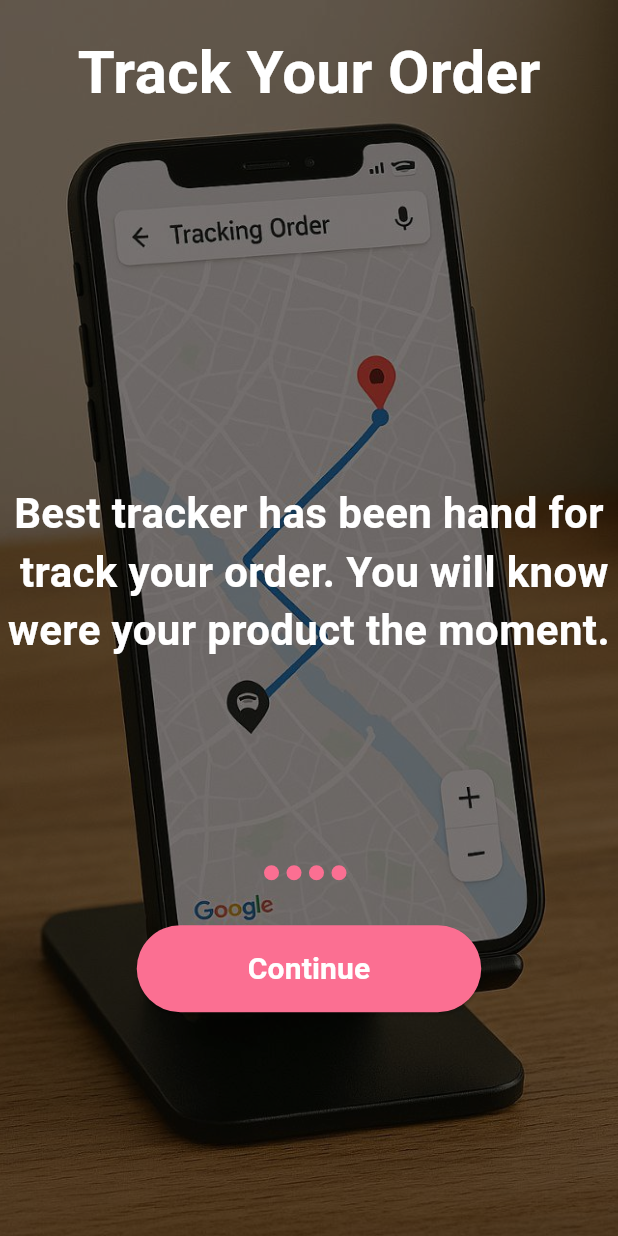
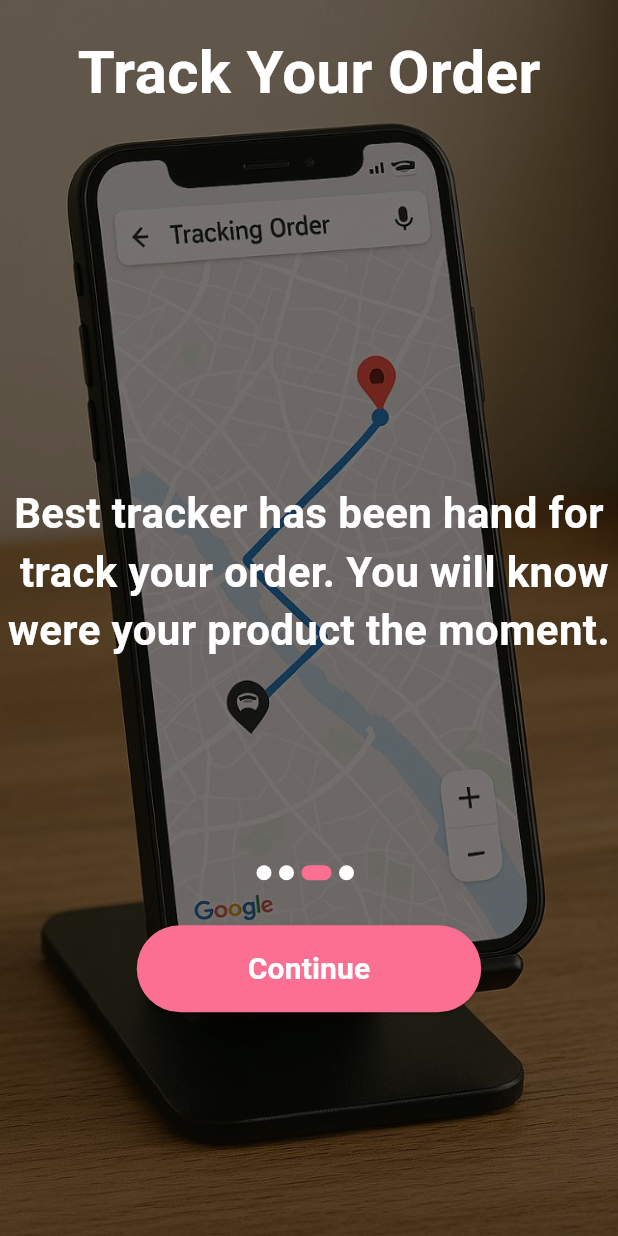
Before and after one commit to mahmoudashraf01/trendy_shop, a Flutter app: the screen it shows after launch, swiped to page 3, on a phone screen of 412 x 824 dp. Run offline on Flutter 3.47's test engine with Material 3 defaults, Android fonts, the phone set to English and light mode, and no system bars; our stand-ins replace get.

Commit message:
adding onboarding controller to control noboarding page builder

```diff
--- a/lib/controllers/on_boarding_controller.dart
+++ b/lib/controllers/on_boarding_controller.dart
@@ -1,4 +1,7 @@
-import 'package:get/get_state_manager/src/simple/get_controllers.dart';
+import 'package:flutter/widgets.dart';
+import 'package:get/get.dart';
+import 'package:trendy_shop/core/constants/app_routers.dart';
+import 'package:trendy_shop/data/data_source/static/static.dart';
 
 abstract class OnBoardingController extends GetxController {
   next();
@@ -6,9 +9,33 @@ abstract class OnBoardingController extends GetxController {
 }
 
 class OnBoardingControllerImp extends OnBoardingController {
+  int currPage = 0;
+
+  late PageController pageController;
   @override
-  next() {}
+  next() {
+    currPage++;
+    if (currPage > onBoardingList.length - 1) {
+      Get.offAllNamed(AppRouters.login);
+    }
+    else{
+      pageController.animateToPage(
+      currPage,
+      duration: const Duration(milliseconds: 700),
+      curve: Curves.easeInOut,
+    );
+    }
+  }
 
   @override
-  onPageChanged(int index) {}
+  onPageChanged(int index) {
+    currPage = index;
+    update();
+  }
+
+  @override
+  void onInit() {
+    pageController = PageController();
+    super.onInit();
+  }
 }
--- /dev/null
+++ b/lib/core/constants/app_routers.dart
@@ -0,0 +1,3 @@
+class AppRouters{
+  static const String login = "/login";
+}
--- a/lib/main.dart
+++ b/lib/main.dart
@@ -1,4 +1,6 @@
 import 'package:flutter/material.dart';
+import 'package:get/get_navigation/src/root/get_material_app.dart';
+import 'package:trendy_shop/routes.dart';
 import 'package:trendy_shop/view/screens/choose_product_on_boarding_screen.dart';
 
 void main() {
@@ -11,10 +13,11 @@ class MyApp extends StatelessWidget {
   // This widget is the root of your application.
   @override
   Widget build(BuildContext context) {
-    return MaterialApp(
+    return GetMaterialApp(
       debugShowCheckedModeBanner: false,
       title: 'Trendy Shop App',
       home: const PageBuilderOnBoardingScreen(),
+      routes: routes,
     );
   }
 }
--- a/lib/view/screens/choose_product_on_boarding_screen.dart
+++ b/lib/view/screens/choose_product_on_boarding_screen.dart
@@ -1,4 +1,6 @@
 import 'package:flutter/material.dart';
+import 'package:get/get.dart';
+import 'package:trendy_shop/controllers/on_boarding_controller.dart';
 import 'package:trendy_shop/view/widgets/on_boarding/on_boarding_body.dart';
 
 class PageBuilderOnBoardingScreen extends StatelessWidget {
@@ -6,6 +8,7 @@ class PageBuilderOnBoardingScreen extends StatelessWidget {
 
   @override
   Widget build(BuildContext context) {
+    Get.put(OnBoardingControllerImp());
     return SafeArea(
       child: Scaffold(
         body: OnboardingBody(),
--- /dev/null
+++ b/lib/view/widgets/on_boarding/cutom_onboarding_button.dart
@@ -0,0 +1,30 @@
+import 'package:flutter/material.dart';
+import 'package:get/state_manager.dart';
+import 'package:trendy_shop/controllers/on_boarding_controller.dart';
+import 'package:trendy_shop/utils/styles/colors.dart';
+import 'package:trendy_shop/utils/styles/text.dart';
+
+class CustomOnboardingButton extends GetView<OnBoardingControllerImp> {
+  const CustomOnboardingButton({super.key});
+
+  @override
+  Widget build(BuildContext context) {
+    return ElevatedButton(
+      style: ButtonStyle(
+        backgroundColor: WidgetStatePropertyAll(AppColors.appBordersColor),
+      ),
+      onPressed: () {
+        controller.next();
+      },
+      child: Padding(
+        padding: const EdgeInsets.only(
+          top: 15,
+          bottom: 15,
+          left: 50,
+          right: 50,
+        ),
+        child: Text('Continue', style: title1Bold),
+      ),
+    );
+  }
+}
--- /dev/null
+++ b/lib/view/widgets/on_boarding/get_builder_controller.dart
@@ -0,0 +1,37 @@
+import 'package:flutter/material.dart';
+import 'package:get/get.dart';
+import 'package:trendy_shop/controllers/on_boarding_controller.dart';
+import 'package:trendy_shop/data/data_source/static/static.dart';
+import 'package:trendy_shop/utils/styles/colors.dart';
+
+class GetBuilderController extends StatelessWidget {
+  const GetBuilderController({super.key});
+
+  @override
+  Widget build(BuildContext context) {
+    return GetBuilder<OnBoardingControllerImp>(
+      builder: (controller) {
+        return Row(
+          mainAxisAlignment: MainAxisAlignment.center,
+          children: [
+            ...List.generate(onBoardingList.length, (index) {
+              return AnimatedContainer(
+                margin: const EdgeInsets.only(right: 5),
+                duration: const Duration(milliseconds: 900),
+                width: controller.currPage == index ? 20 : 10,
+                height: 10,
+                decoration: BoxDecoration(
+                  color:
+                      controller.currPage == index
+                          ? AppColors.appBordersColor
+                          : AppColors.white,
+                  borderRadius: BorderRadius.circular(10),
+                ),
+              );
+            }),
+          ],
+        );
+      },
+    );
+  }
+}
--- a/lib/view/widgets/on_boarding/on_boarding_body.dart
+++ b/lib/view/widgets/on_boarding/on_boarding_body.dart
@@ -1,63 +1,37 @@
 import 'package:flutter/material.dart';
+import 'package:get/get_state_manager/src/simple/get_view.dart';
+import 'package:trendy_shop/controllers/on_boarding_controller.dart';
 import 'package:trendy_shop/data/data_source/static/static.dart';
-import 'package:trendy_shop/utils/styles/colors.dart';
-import 'package:trendy_shop/utils/styles/text.dart';
 import 'package:trendy_shop/view/widgets/on_boarding/background_image.dart';
+import 'package:trendy_shop/view/widgets/on_boarding/cutom_onboarding_button.dart';
+import 'package:trendy_shop/view/widgets/on_boarding/get_builder_controller.dart';
 import 'package:trendy_shop/view/widgets/on_boarding/on_boarding_texts.dart';
 
-class OnboardingBody extends StatelessWidget {
+class OnboardingBody extends GetView<OnBoardingControllerImp> {
   const OnboardingBody({super.key});
 
   @override
   Widget build(BuildContext context) {
     return PageView.builder(
+      controller: controller.pageController,
+      onPageChanged: (value) {
+        controller.onPageChanged(value);
+      },
       itemCount: onBoardingList.length,
       itemBuilder: (context, index) {
         return Stack(
           children: [
             BackgroundImage(imgIndex: index),
-            OnBoardingTexts(textsIndex: index,),
+            OnBoardingTexts(textsIndex: index),
             Padding(
               padding: EdgeInsets.only(
                 top: MediaQuery.of(context).size.height * 0.7,
               ),
               child: Column(
                 children: [
-                  Row(
-                    mainAxisAlignment: MainAxisAlignment.center,
-                    children: [
-                      ...List.generate(onBoardingList.length, (index) {
-                        return AnimatedContainer(
-                          margin: const EdgeInsets.only(right: 5),
-                          duration: const Duration(milliseconds: 900),
-                          width: 10,
-                          height: 10,
-                          decoration: BoxDecoration(
-                            color: AppColors.appBordersColor,
-                            borderRadius: BorderRadius.circular(10),
-                          ),
-                        );
-                      }),
-                    ],
-                  ),
+                  GetBuilderController(),
                   SizedBox(height: 30),
-                  ElevatedButton(
-                    style: ButtonStyle(
-                      backgroundColor: WidgetStatePropertyAll(
-                        AppColors.appBordersColor,
-                      ),
-                    ),
-                    onPressed: () {},
-                    child: Padding(
-                      padding: const EdgeInsets.only(
-                        top: 15,
-                        bottom: 15,
-                        left: 50,
-                        right: 50,
-                      ),
-                      child: Text('Continue', style: title1Bold),
-                    ),
-                  ),
+                  CustomOnboardingButton(),
                 ],
               ),
             ),
```
Also changed, not shown: lib/routes.dart (added, +7 -0 lines), lib/view/screens/auth/login_screen.dart (added, +10 -0 lines).
